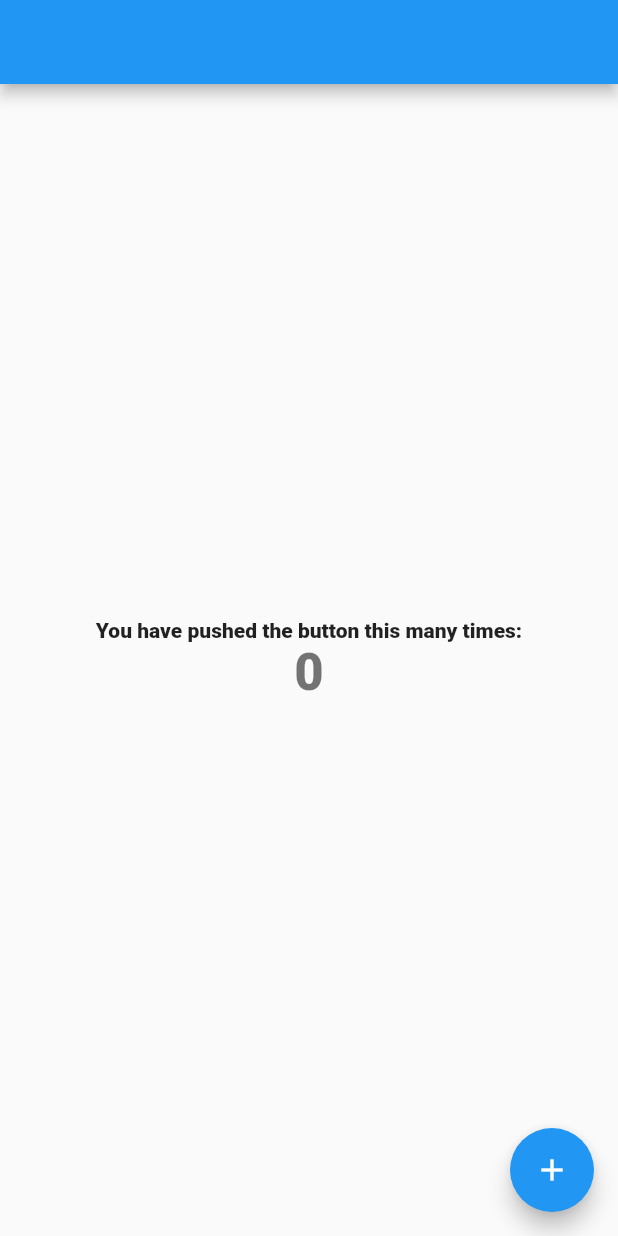
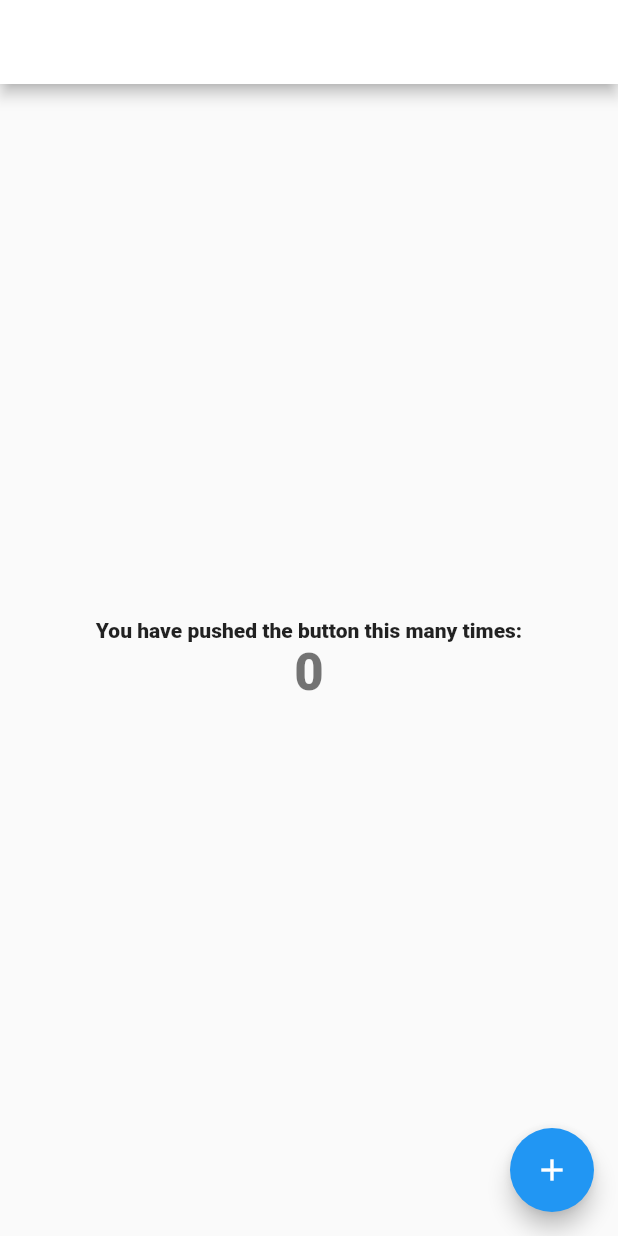
Before and after one commit to Dryksd/flutter-grigoriev-vitaly, a Flutter app: the MyHomePage screen opened directly with empty values, on a phone screen of 412 x 824 dp. Run offline on Flutter 3.47's test engine with Material 2 defaults, Android fonts, the phone set to English and light mode, and no system bars; network calls fail.

Commit message:
создал в main.dart выбор темной и светлой темы.

```diff
--- a/lib/main.dart
+++ b/lib/main.dart
@@ -4,32 +4,54 @@ import 'package:places/ui/screen/sight_card.dart';
 import 'package:places/ui/screen/sight_list_screen.dart';
 import 'package:places/ui/screen/SightDetails.dart';
 import 'package:places/ui/screen/VisitingScreen.dart';
-
+import 'package:places/ui/screen/themes.dart';
 
 void main() {
   runApp(App());
 }
 
-class App extends StatelessWidget {//App
+class App extends StatefulWidget {
+  @override
+  _AppState createState() => _AppState();
+}
+
+class _AppState extends State<App> {
+  var isDarkMode = false;
+
   @override
   Widget build(BuildContext context) {
-
     return MaterialApp(
-        title: 'Das ist gut',
-        home: Visiting()//SightListScreen()//SightDetails(mocks[0])
-
+        title: 'Интересные места',
+        theme: isDarkMode ? darkTheme : lightTheme,
+        home: Stack(children: <Widget>[
+          Visiting(),// SightListScreen(),
+          Container(width: 65,
+              margin: EdgeInsets.fromLTRB(275.0, 490.0, 16.0, 6.0),
+              child: RaisedButton(
+                shape: RoundedRectangleBorder(
+                    borderRadius: BorderRadius.circular(50)),
+                onPressed: () {
+                  setState(
+                    () {
+                      isDarkMode = !isDarkMode;
+                    },
                   );
+                },
+                child: Text(isDarkMode ? 'To Light' : 'To Dark'),
+              ))
+        ]));
   }
 }
 
-
-class MyFirstWidget extends StatelessWidget { // Stateless
+class MyFirstWidget extends StatelessWidget {
+  // Stateless
   int _buildCallCounter = 0;
 
   @override
   Widget build(BuildContext context) {
     Type getContextType() => context.runtimeType;
-    print('Метод build() у StatelessWidget был вызван ${++_buildCallCounter} раз');
+    print(
+        'Метод build() у StatelessWidget был вызван ${++_buildCallCounter} раз');
     print(getContextType());
     return Container(
       child: Center(
@@ -39,17 +61,21 @@ class MyFirstWidget extends StatelessWidget { // Stateless
   }
 }
 
-class MySecondWidget extends StatefulWidget { // StateFull
+class MySecondWidget extends StatefulWidget {
+  // StateFull
   @override
   _MySecondWidgetState createState() => _MySecondWidgetState();
 }
 
 class _MySecondWidgetState extends State<MySecondWidget> {
   int _buildCallCounter = 0;
+
   Type getContextType() => context.runtimeType;
+
   @override
   Widget build(BuildContext context) {
-    print('Метод build() у StatefulWidget был вызван ${++_buildCallCounter} раз');
+    print(
+        'Метод build() у StatefulWidget был вызван ${++_buildCallCounter} раз');
     print(getContextType());
     return Container(
       child: Center(
@@ -58,9 +84,6 @@ class _MySecondWidgetState extends State<MySecondWidget> {
     );
   }
 }
-
-
-
 
 class MyApp extends StatelessWidget {
   // This widget is the root of your application.
@@ -84,7 +107,8 @@ class MyApp extends StatelessWidget {
           // closer together (more dense) than on mobile platforms.
           visualDensity: VisualDensity.adaptivePlatformDensity,
         ),
-      home: MySecondWidget()//MyFirstWidget(),//MyHomePage(title: 'Flutter Demo Home Page'),
+        home:
+            MySecondWidget() //MyFirstWidget(),//MyHomePage(title: 'Flutter Demo Home Page'),
         );
   }
 }
--- a/lib/ui/screen/VisitingScreen.dart
+++ b/lib/ui/screen/VisitingScreen.dart
@@ -14,7 +14,7 @@ class _VisitingState extends State<Visiting> {
         length: 2,
         child: Scaffold(
           appBar: AppBar(
-            backgroundColor: Colors.white,
+            //backgroundColor: Colors.white,
             elevation: 0.0,
             toolbarHeight: 156,
             bottom: PreferredSize(
--- a/lib/ui/screen/sight_card.dart
+++ b/lib/ui/screen/sight_card.dart
@@ -83,7 +83,7 @@ class SightCard extends StatelessWidget {
                       maxHeight: 150),
                   child: Text(
                     'краткое описание...',
-                    style: TextStyle(fontSize: 14.0, color: Color(0xFF7C7E91)),
+                    style: TextStyle(fontSize: 14.0, color: Color(0xFF3B3E5B)),
                   )),
               margin: EdgeInsets.fromLTRB(32.0, 0.0, 0.0, 0.0),
               height: 70,
--- a/lib/ui/screen/sight_list_screen.dart
+++ b/lib/ui/screen/sight_list_screen.dart
@@ -13,7 +13,7 @@ class _SightListScreenState extends State<SightListScreen> {
   @override
   Widget build(BuildContext context) {
     return Scaffold(
-        backgroundColor: Colors.white,
+        //backgroundColor: Colors.white,
         appBar: PreferredSize(
             preferredSize: Size.fromHeight(70.0),
             child: AppBar(
@@ -27,7 +27,7 @@ class _SightListScreenState extends State<SightListScreen> {
               ),
               toolbarHeight: 120,
               elevation: 0.0, //убрал тень
-              backgroundColor: Colors.white,
+              //backgroundColor: Colors.white,
             )),
         body: SingleChildScrollView(
             child: Column(children: <Widget>[
--- /dev/null
+++ b/lib/ui/screen/themes.dart
@@ -0,0 +1,21 @@
+import 'package:flutter/material.dart';
+
+final lightTheme = ThemeData(backgroundColor: Colors.white,
+  appBarTheme: AppBarTheme(color: Colors.white),
+  bottomNavigationBarTheme: BottomNavigationBarThemeData(
+    backgroundColor: Colors.orangeAccent,
+    unselectedItemColor: Colors.black,
+  ),
+  primaryColor: Colors.blue,
+);
+
+final darkTheme = ThemeData(backgroundColor: Colors.blueGrey,
+    appBarTheme: AppBarTheme(
+      color: Colors.blueGrey,
+    ),
+    primaryColor: Colors.blueGrey,
+    scaffoldBackgroundColor: Colors.blueGrey,
+    bottomNavigationBarTheme: BottomNavigationBarThemeData(
+      backgroundColor: Colors.deepOrangeAccent,
+      unselectedItemColor: Colors.black,
+    ));
```
Lines whose indentation alone changed are shown as unchanged.
